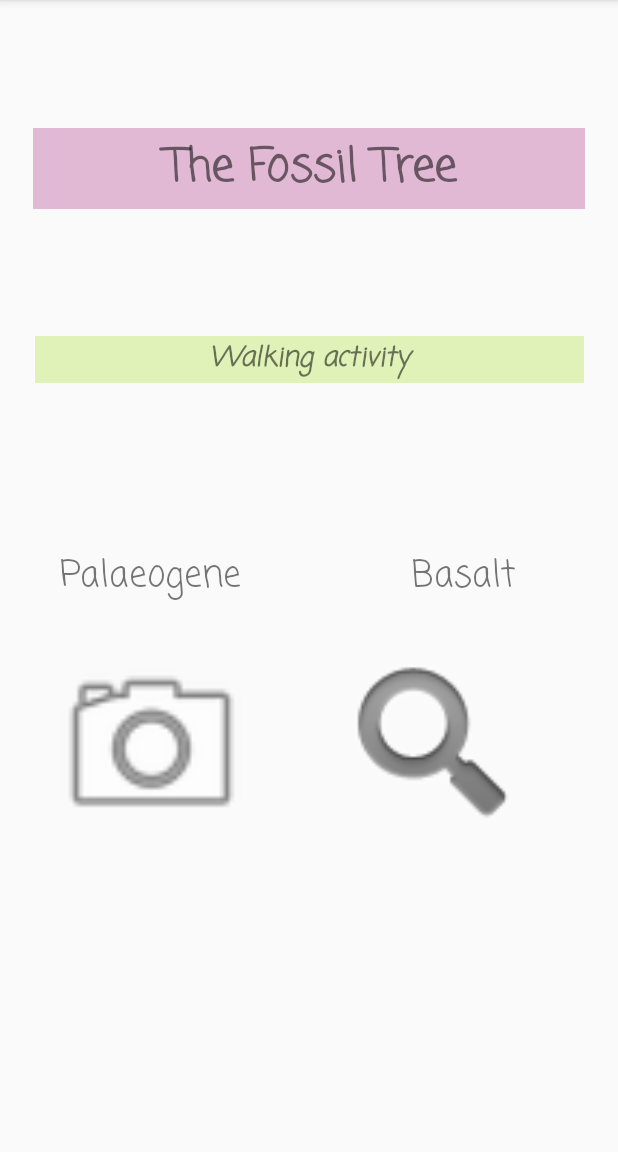
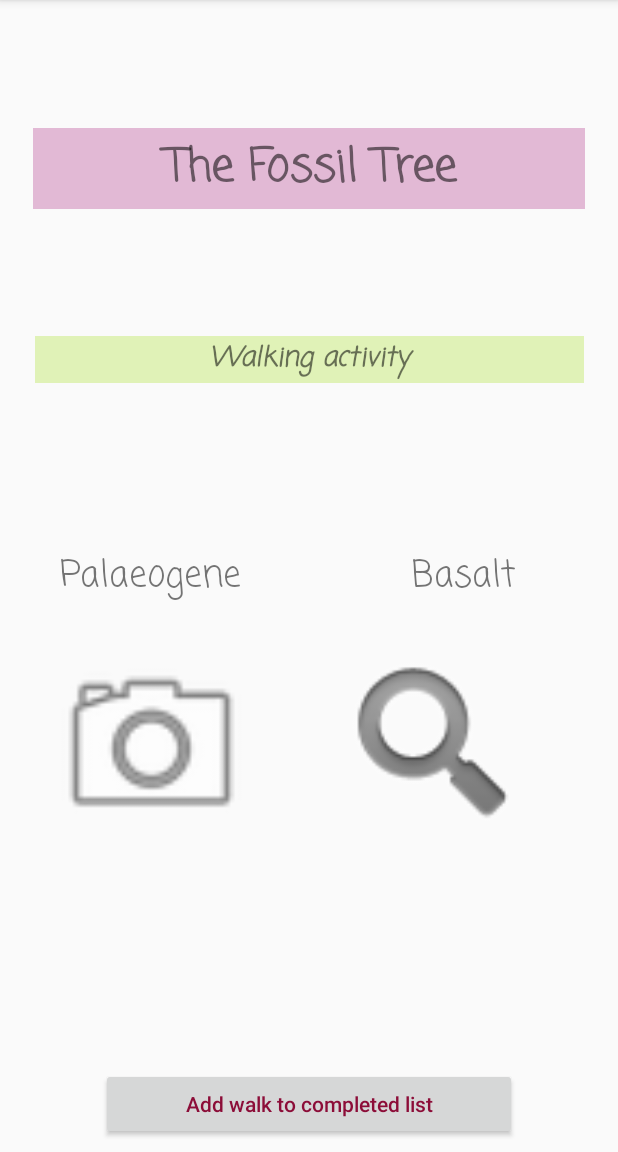
Before and after one commit to Rachael-E/GeoTracker, an Android app: the FindWalkActivity screen opened directly, with no data from a screen before it, after a tap on an icon or button, on a phone screen of 412 x 824 dp, the part 84-1236 px from its top. Run offline under Robolectric (Android 15) with nearby library versions, the phone set to English and light mode, and no system bars.

Commit message:
added sharedpreferences to store completed geoExcursion

```diff
--- a/app/build.gradle
+++ b/app/build.gradle
@@ -22,6 +22,7 @@ dependencies {
     implementation fileTree(dir: 'libs', include: ['*.jar'])
     implementation 'com.android.support:appcompat-v7:27.1.1'
     implementation 'com.android.support.constraint:constraint-layout:1.1.0'
+    implementation 'com.google.code.gson:gson:2.3.1'
     testImplementation 'junit:junit:4.12'
     androidTestImplementation 'com.android.support.test:runner:1.0.1'
     androidTestImplementation 'com.android.support.test.espresso:espresso-core:3.0.1'
--- a/app/src/main/AndroidManifest.xml
+++ b/app/src/main/AndroidManifest.xml
@@ -17,7 +17,8 @@
             </intent-filter>
         </activity>
         <activity android:name=".Activities.FindWalkActivity" />
-        <activity android:name=".Activities.ExcursionDetailActivity"></activity>
+        <activity android:name=".Activities.ExcursionDetailActivity" />
+        <activity android:name=".Activities.CompletedExcursionActivity"></activity>
     </application>
 
 </manifest>
--- a/app/src/main/res/layout/activity_excursion_detail.xml
+++ b/app/src/main/res/layout/activity_excursion_detail.xml
@@ -111,16 +111,32 @@
 
     <ListView
         android:layout_width="368dp"
-        android:layout_height="186dp"
+        android:layout_height="126dp"
+        android:layout_marginEnd="8dp"
+        android:layout_marginLeft="8dp"
+        android:layout_marginRight="8dp"
+        android:layout_marginStart="8dp"
+        android:layout_marginTop="8dp"
+        app:layout_constraintEnd_toEndOf="parent"
+        app:layout_constraintStart_toStartOf="parent"
+        app:layout_constraintTop_toBottomOf="@+id/imageView" />
+
+    <Button
+        android:id="@+id/completedButtonId"
+        android:layout_width="277dp"
+        android:layout_height="48dp"
         android:layout_marginBottom="8dp"
         android:layout_marginEnd="8dp"
         android:layout_marginLeft="8dp"
         android:layout_marginRight="8dp"
         android:layout_marginStart="8dp"
-        android:layout_marginTop="8dp"
+        android:onClick="onCompletedButtonClick"
+        android:text="@string/completed_button"
+        android:textAllCaps="false"
+        android:textColor="@color/colorAccent"
         app:layout_constraintBottom_toBottomOf="parent"
         app:layout_constraintEnd_toEndOf="parent"
         app:layout_constraintStart_toStartOf="parent"
-        app:layout_constraintTop_toBottomOf="@+id/imageView" />
+        app:layout_constraintTop_toBottomOf="@+id/_dynamic" />
 
 </android.support.constraint.ConstraintLayout>
--- a/app/src/main/res/values/colors.xml
+++ b/app/src/main/res/values/colors.xml
@@ -2,7 +2,7 @@
 <resources>
     <color name="colorPrimary">#3F51B5</color>
     <color name="colorPrimaryDark">#303F9F</color>
-    <color name="colorAccent">#ff4081</color>
+    <color name="colorAccent">#8c0d38</color>
     <color name="background_color">#96c473</color>
     <color name="background_excursionTitle_list_color">#e2b9d5</color>
     <color name="background_excursionType_list_color">#e0f2b7</color>
--- a/app/src/main/res/values/strings.xml
+++ b/app/src/main/res/values/strings.xml
@@ -4,4 +4,7 @@
     <string name="view_walk_button">Find an Excursion</string>
     <string name="view_completed_walks_button">View Completed Excursions</string>
     <string name="new_walk_button">Add Your Own Excursion!</string>
+    <string name="completed_button">Add walk to completed list</string>
+    <string name="preference_file_key">COMPLETED</string>
+    <string name="completed_page_title">Completed Walks</string>
 </resources>
```
Also changed, not shown: app/src/main/java/com/example/rachael/geo_tracker/Activities/CompletedExcursionActivity.java (added, +46 -0 lines), app/src/main/java/com/example/rachael/geo_tracker/Activities/ExcursionDetailActivity.java (+10 -1 lines), app/src/main/java/com/example/rachael/geo_tracker/SharedPreferences/SharedPreferencesHelper.java (added, +27 -0 lines), app/src/main/res/layout/activity_completed_excursion.xml (added, +23 -0 lines), app/src/main/res/layout/excursion_name_text_view.xml (added, +50 -0 lines).
